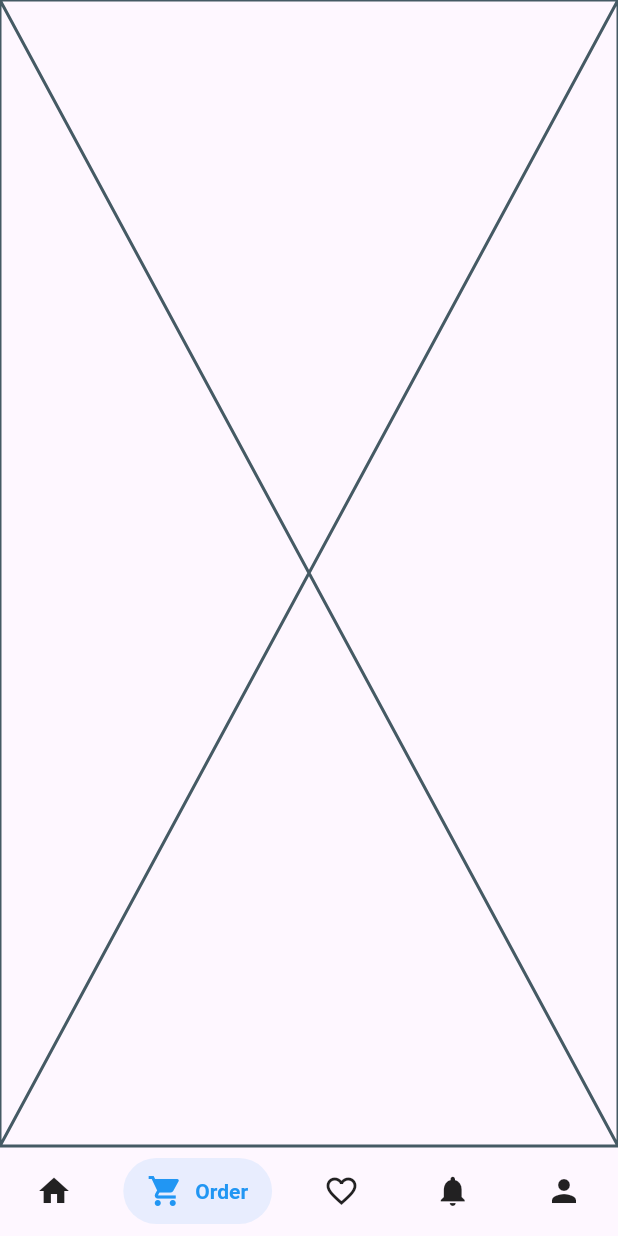
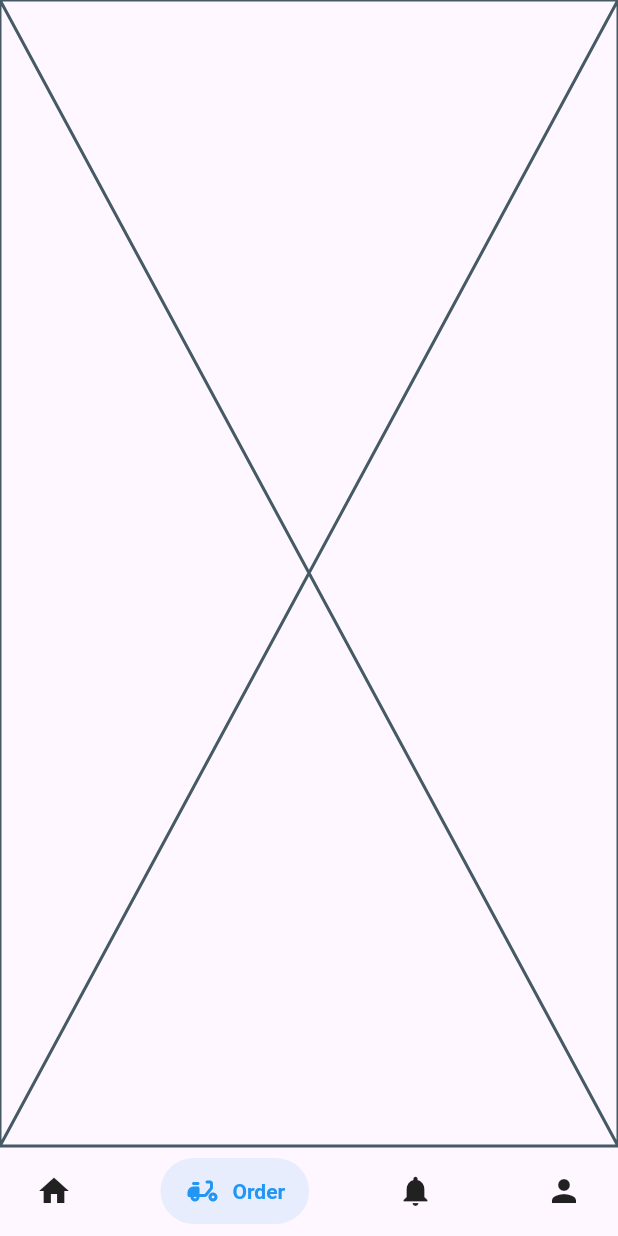
Before and after one commit to NhanRalph/milk-delivery-flutter-shipper-app, a Flutter app: the DashboardScreen screen opened by its route, item 2 of the bottom bar chosen, on a phone screen of 412 x 824 dp. Run offline on Flutter 3.47's test engine with Material 3 defaults, Android fonts, the phone set to English and light mode, and no system bars; drawn by our look-alikes of salomon_bottom_bar; our stand-ins replace auto_size_text, cached_network_image, carousel_slider, font_awesome_flutter, from_css_color, go_router and 4 more; missing offline and left inert: json_path; accounts and stored records are empty; project files that could hold a hidden picture were left out.

Commit message:
Change footer

```diff
--- a/lib/screens/dashboard/dashboard_screen.dart
+++ b/lib/screens/dashboard/dashboard_screen.dart
@@ -2,7 +2,7 @@ import 'package:flutter/material.dart';
 import 'package:milk_delivery_flutter_shipper_app/screens/favourite/favourite_screen.dart';
 import 'package:milk_delivery_flutter_shipper_app/screens/home/home_screen.dart';
 import 'package:milk_delivery_flutter_shipper_app/screens/notification/notification_screen.dart';
-import 'package:milk_delivery_flutter_shipper_app/screens/order/order_screen.dart';
+import 'package:milk_delivery_flutter_shipper_app/screens/delivery/delivery.dart';
 import 'package:milk_delivery_flutter_shipper_app/screens/profile/profile_screen.dart';
 import 'package:salomon_bottom_bar/salomon_bottom_bar.dart';
 
@@ -18,8 +18,7 @@ class _DashboardScreenState extends State<DashboardScreen> {
 
   final _screens = const [
     HomeScreen(),
-    OrderScreen(),
-    FavouriteScreen(),
+    DeliveryScreen(),
     NotificationScreen(),
     ProfileScreen()
   ];
@@ -39,21 +38,14 @@ class _DashboardScreenState extends State<DashboardScreen> {
             selectedColor: Colors.purple,
           ),
 
-          /// Order
+          /// Delivery
           SalomonBottomBarItem(
-            icon: const Icon(Icons.shopping_cart),
+            icon: const Icon(Icons.delivery_dining_rounded ),
             title: const Text("Order"),
             selectedColor: Colors.blue,
           ),
 
-          /// Likes
-          SalomonBottomBarItem(
-            icon: const Icon(Icons.favorite_border),
-            title: const Text("Likes"),
-            selectedColor: Colors.pink,
-          ),
-
-          /// Search
+          /// Notification
           SalomonBottomBarItem(
             icon: const Icon(Icons.notifications),
             title: const Text("Notifications"),
--- /dev/null
+++ b/lib/screens/delivery/delivery.dart
@@ -0,0 +1,15 @@
+import 'package:flutter/material.dart';
+
+class DeliveryScreen extends StatefulWidget {
+  const DeliveryScreen({super.key});
+
+  @override
+  State<DeliveryScreen> createState() => _DeliveryScreenState();
+}
+
+class _DeliveryScreenState extends State<DeliveryScreen> {
+  @override
+  Widget build(BuildContext context) {
+    return const Placeholder();
+  }
+}
```
Also changed, not shown: 1 other file.
